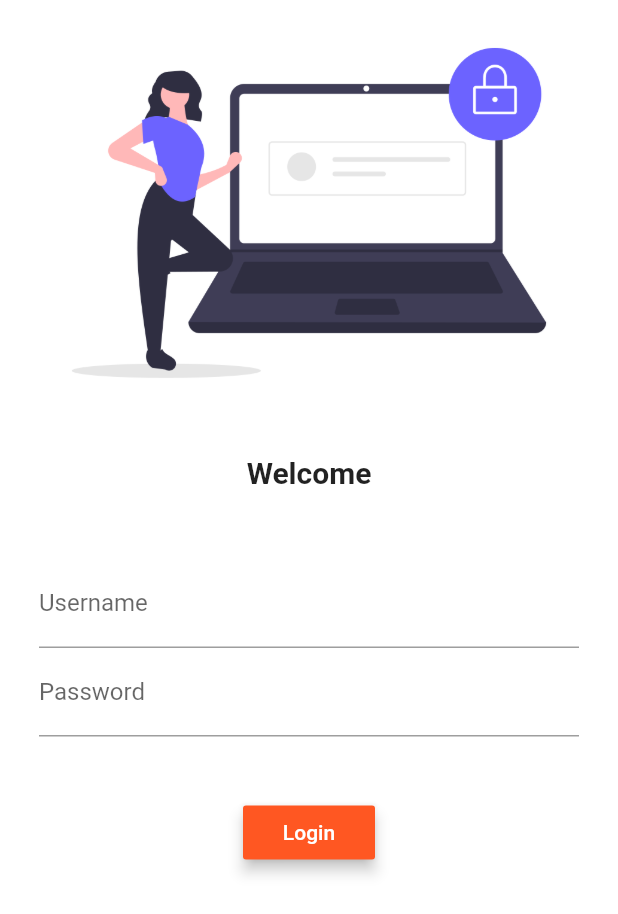
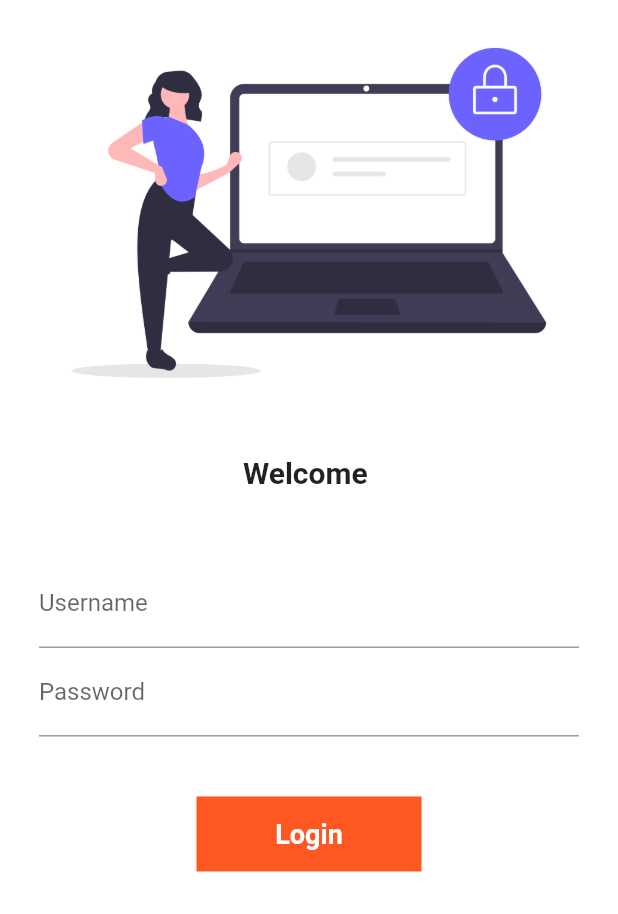
Before and after one commit to pradnya991/fluttertutorials, a Flutter app: the screen it shows after launch, on a phone screen of 412 x 824 dp. Shown: the top 914 px of the screen. Run offline on Flutter 3.47's test engine with Material 2 defaults, Android fonts, the phone set to English and light mode, and no system bars.

Commit message:
Day6 Completed

```diff
--- a/lib/pages/login_page.dart
+++ b/lib/pages/login_page.dart
@@ -1,7 +1,14 @@
 import 'package:flutter/material.dart';
 import 'package:flutter_application_1/utils/routes.dart';
 
-class LoginPage extends StatelessWidget {
+class LoginPage extends StatefulWidget {
+  @override
+  _LoginPageState createState() => _LoginPageState();
+}
+
+class _LoginPageState extends State<LoginPage> {
+  String name = "";
+  bool changButton = false;
   @override
   Widget build(BuildContext context) {
     return Material(
@@ -11,7 +18,7 @@ class LoginPage extends StatelessWidget {
           Image.asset("assets/images/login.png", fit: BoxFit.cover),
           SizedBox(height: 20.0),
           Text(
-            "Welcome",
+            "Welcome $name",
             style: TextStyle(fontSize: 20, fontWeight: FontWeight.bold),
           ),
           SizedBox(height: 20.0),
@@ -22,6 +29,10 @@ class LoginPage extends StatelessWidget {
                 TextFormField(
                   decoration: InputDecoration(
                       hintText: "Enter Username", labelText: "Username"),
+                  onChanged: (value) {
+                    name = value;
+                    setState(() {});
+                  },
                 ),
                 TextFormField(
                   obscureText: true,
@@ -29,14 +40,44 @@ class LoginPage extends StatelessWidget {
                       hintText: "Enter Password", labelText: "Password"),
                 ),
                 SizedBox(height: 40.0),
-                RaisedButton(
+                InkWell(
+                  onTap: () async {
+                    setState(() {
+                      changButton = true;
+                    });
+                    await Future.delayed(Duration(seconds: 1));
+                    Navigator.pushNamed(context, MyRoutes.homeRoute);
+                  },
+                  child: AnimatedContainer(
+                    duration: Duration(seconds: 1),
+                    width: changButton ? 60 : 150,
+                    height: 50,
+                    alignment: Alignment.center,
+                    child: changButton
+                        ? Icon(Icons.done, color: Colors.white)
+                        : Text(
+                            "Login",
+                            style: TextStyle(
+                                color: Colors.white,
+                                fontSize: 18,
+                                fontWeight: FontWeight.bold),
+                          ),
+                    decoration: BoxDecoration(
+                      color: Colors.deepOrange,
+                      shape: changButton ? BoxShape.circle : BoxShape.rectangle,
+                      /* borderRadius:
+                            BorderRadius.circular(changButton ? 20 : 8) */
+                    ),
+                  ),
+                )
+                /* RaisedButton(
                     child: Text("Login"),
                     elevation: 4.0,
                     textColor: Colors.white,
                     color: Colors.deepOrange,
                     onPressed: () {
                       Navigator.pushNamed(context, MyRoutes.homeRoute);
-                    }),
+                    }), */
               ],
             ),
           )
```
